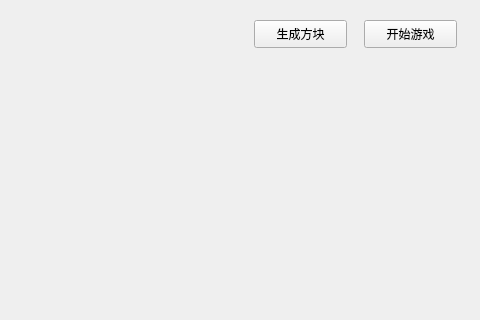
Before: the Qt Designer form mainwindow.ui in SalHe/QtArixTetris, drawn with Qt 5; both pictures show x 166 to 646 and y 0 to 320 of the 646 by 657 pixel window.
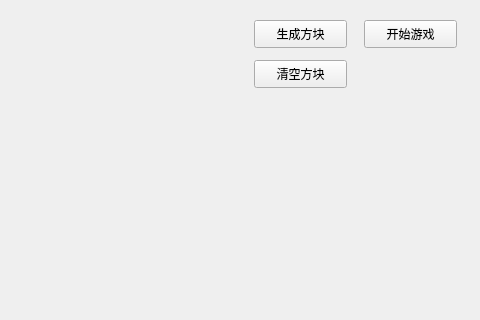
After: the same form once the commit is applied. Custom widgets are drawn as their Qt base class.

Commit message: add: 方块消除

```diff
--- a/mainwindow.ui
+++ b/mainwindow.ui
@@ -50,6 +50,19 @@
      <string>开始游戏</string>
     </property>
    </widget>
+   <widget class="QPushButton" name="btnEmpty">
+    <property name="geometry">
+     <rect>
+      <x>420</x>
+      <y>60</y>
+      <width>93</width>
+      <height>28</height>
+     </rect>
+    </property>
+    <property name="text">
+     <string>清空方块</string>
+    </property>
+   </widget>
   </widget>
   <widget class="QMenuBar" name="menubar">
    <property name="geometry">
```
Left out of the diff: 17 changed lines with no effect on the pictures. The commit also changes 7 other files.
